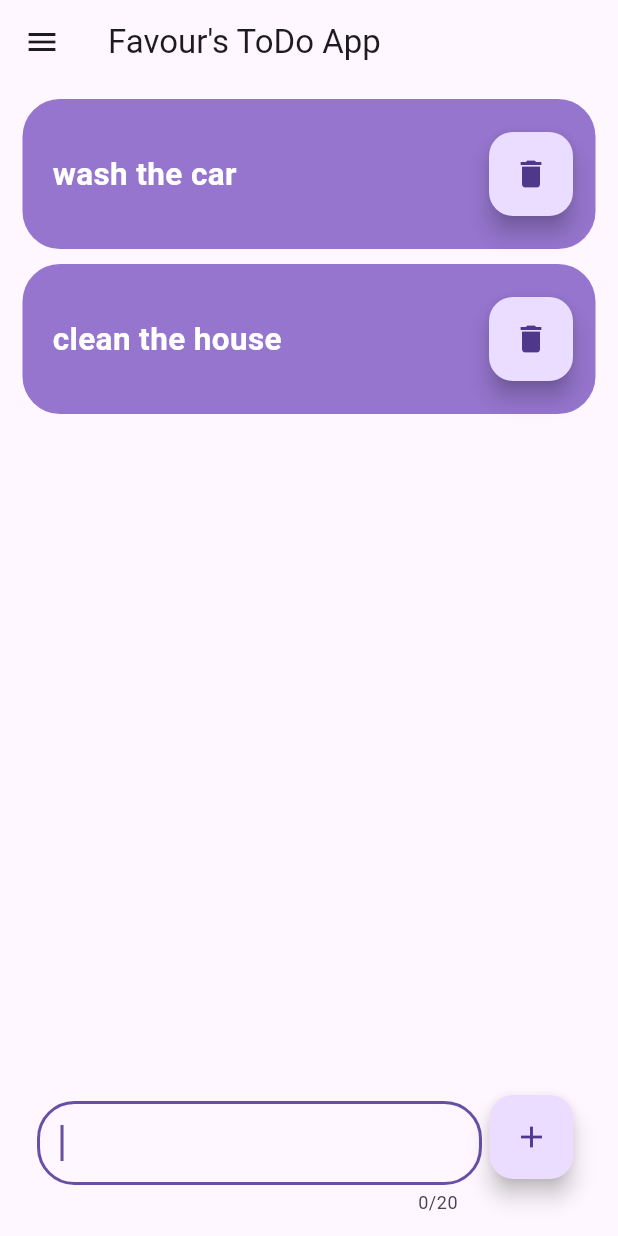
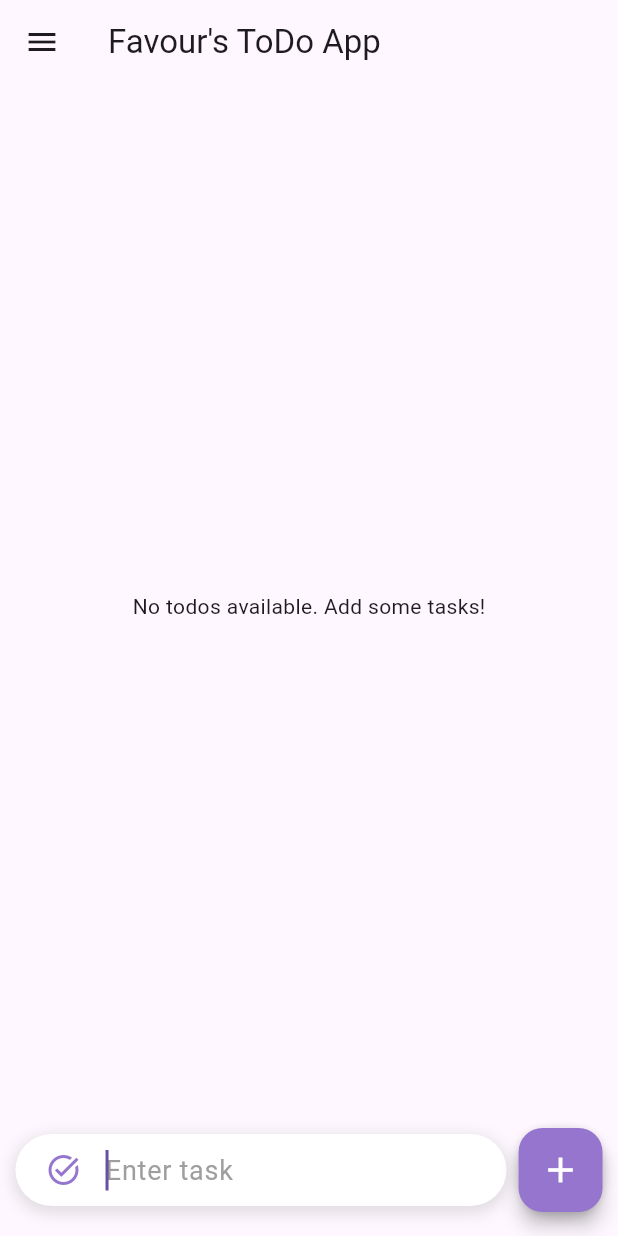
Before and after one commit to uweja-favour/Flutter-To-Do-App, a Flutter app: the TodoPage screen opened by its route, on a phone screen of 412 x 824 dp. Run offline on Flutter 3.47's test engine with Material 3 defaults, Android fonts, the phone set to English and light mode, and no system bars; our stand-ins replace hive, hive_flutter; accounts and stored records are empty.

Commit message:
Refactored the UI with appealing improvements
The UI in the todo_page.dart file was heavily improved for a better User Experience, while the drawer was also changed in the about.dart file

```diff
--- a/lib/pages/todo_page.dart
+++ b/lib/pages/todo_page.dart
@@ -1,6 +1,6 @@
+import 'package:flutter/cupertino.dart';
 import 'package:flutter/material.dart';
 import 'package:hive/hive.dart';
-import 'package:todo_app/pages/about.dart';
 
 class TodoPage extends StatefulWidget {
   const TodoPage({super.key});
@@ -12,10 +12,7 @@ class TodoPage extends StatefulWidget {
 class _TodoPageState extends State<TodoPage> {
   final _myBox = Hive.box('myBox');
   List<String> todos = [];
-
   TextEditingController myController = TextEditingController();
-
-
 
   @override
   void initState() {
@@ -24,32 +21,15 @@ class _TodoPageState extends State<TodoPage> {
     if (storedTodos != null && storedTodos.isNotEmpty) {
       todos = storedTodos;
     } else {
-      todos = ["wash the car", "clean the house"];
+      todos = [];
       _myBox.put('todos', todos);
     }
   }
 
-  // DEBUG
-  // @override
-  // void initState() {
-  //   super.initState();
-  //   print("Retrieving todos from Hive");
-  //   List<String>? storedTodos = _myBox.get('todos')?.cast<String>();
-  //   print("Stored todos: $storedTodos");
-  //   if (storedTodos != null && storedTodos.isNotEmpty) {
-  //     todos = storedTodos;
-  //   } else {
-  //     todos = ["wash the car", "clean the house"];
-  //     _myBox.put('todos', todos);
-  //   }
-  //   print("Final todos list: $todos");
-  // }
-
   void addToDo() {
     setState(() {
-      todos.add(myController.text.toString());
+      todos.add(myController.text);
     });
-
     _myBox.put('todos', todos);
     myController.clear();
   }
@@ -65,196 +45,245 @@ class _TodoPageState extends State<TodoPage> {
   Widget build(BuildContext context) {
     final currentRoute = ModalRoute.of(context)?.settings.name;
     double screenWidth = MediaQuery.of(context).size.width;
+
     return Scaffold(
+      resizeToAvoidBottomInset: true,
       appBar: AppBar(
         title: const Text("Favour's ToDo App"),
         elevation: 0,
       ),
+      // drawer: Drawer(
+      //   child: Column(
+      //     children: [
+      //       const DrawerHeader(
+      //         child: Icon(
+      //           Icons.abc_outlined,
+      //           size: 90,
+      //         ),
+      //       ),
+      //       Column(
+      //         children: [
+      //           GestureDetector(
+      //             onTap: () {
+      //               if (currentRoute != '/homepage') {
+      //                 Navigator.pop(context);
+      //                 Navigator.pushNamed(context, '/homepage');
+      //               }
+      //             },
+      //             child: Row(
+      //               children: [
+      //                 Padding(
+      //                   padding: const EdgeInsets.only(left: 11.5, top: 11, bottom: 11),
+      //                   child: Icon(
+      //                     Icons.home,
+      //                     color: Colors.deepPurple[300],
+      //                     size: 30,
+      //                   ),
+      //                 ),
+      //                 Padding(
+      //                   padding: const EdgeInsets.only(left: 8.0, top: 11, bottom: 11),
+      //                   child: Text(
+      //                     'H O M E',
+      //                     style: TextStyle(fontSize: 24, color: currentRoute == '/homepage' ? Colors.deepPurple[300] : Colors.black),
+      //                   ),
+      //                 ),
+      //               ],
+      //             ),
+      //           ),
+      //           GestureDetector(
+      //             onTap: () {
+      //               if (currentRoute != '/aboutpage') {
+      //                 Navigator.pop(context);
+      //                 Navigator.pushNamed(context, '/aboutpage');
+      //               }
+      //             },
+      //             child: Row(
+      //               children: [
+      //                 Padding(
+      //                   padding: const EdgeInsets.only(left: 11.5, top: 11, bottom: 11),
+      //                   child: Icon(Icons.question_answer_rounded,
+      //                       color: Colors.deepPurple[300], size: 26),
+      //                 ),
+      //                 const Padding(
+      //                   padding: EdgeInsets.only(left: 8.0, top: 11, bottom: 11),
+      //                   child: Text(
+      //                     'A B O U T',
+      //                     style: TextStyle(fontSize: 24),
+      //                   ),
+      //                 ),
+      //               ],
+      //             ),
+      //           ),
+      //         ],
+      //       )
+      //     ],
+      //   ),
+      // ),
+
       drawer: Drawer(
         child: Column(
           children: [
-            const DrawerHeader(
-                child: Icon(
-              Icons.abc_outlined,
-              size: 90,
-            ),),
-            Column(
+            // Drawer Header with user profile
+            DrawerHeader(
+              decoration: BoxDecoration(
+                color: Colors.deepPurple[300],
+              ),
+              child: const Column(
+                mainAxisAlignment: MainAxisAlignment.center,
                 children: [
-                GestureDetector(
+                   Center(child: Icon(Icons.abc, size: 90, color: Colors.white,))
+                ],
+              ),
+            ),
+
+            // Navigation Items
+            Expanded(
+              child: ListView(
+                padding: EdgeInsets.zero,
+                children: [
+                  ListTile(
+                    leading: Icon(Icons.home, color: Colors.deepPurple[300]),
+                    title: const Text('Home', style: TextStyle(fontSize: 18)),
                     onTap: () {
                       if (currentRoute != '/homepage') {
                         Navigator.pop(context);
                         Navigator.pushNamed(context, '/homepage');
                       }
                     },
-                  child: Row(
-                    children: [
-                      Padding(
-                        padding: const EdgeInsets.only(
-                            left: 11.5, top: 11, bottom: 11),
-                        child: Icon(
-                          Icons.home,
-                          color: Colors.deepPurple[300],
-                          size: 30,
                   ),
+                  ListTile(
+                    leading: Icon(Icons.question_answer_rounded, color: Colors.deepPurple[300]),
+                    title: const Text('About', style: TextStyle(fontSize: 18)),
+                    onTap: () {
+                      if (currentRoute != '/aboutpage') {
+                        Navigator.pop(context);
+                        Navigator.pushNamed(context, '/aboutpage');
+                      }
+                    },
                   ),
-                      Padding(
-                        padding: const EdgeInsets.only(left: 8.0, top: 11, bottom: 11),
-                        child: Text(
-                          'H O M E',
-                          style: TextStyle(fontSize: 24, color: currentRoute == '/homepage' ? Colors.deepPurple[300] : Colors.black),
+                ],
               ),
             ),
           ],
         ),
       ),
 
-                GestureDetector(
-                  onTap: () {
-                    if (currentRoute != '/aboutpage') {
-                      Navigator.pop(context);
-                      Navigator.pushNamed(context, '/aboutpage');
-                    }
-                  },
-                  child: Row(
-                    children: [
-                      Padding(
-                        padding: const EdgeInsets.only(
-                            left: 11.5, top: 11, bottom: 11),
-                        child: Icon(Icons.question_answer_rounded,
-                            color: Colors.deepPurple[300], size: 26),
-                      ),
-                      const Padding(
-                        padding: EdgeInsets.only(left: 8.0, top: 11, bottom: 11),
-                        child: Text(
-                          'A B O U T',
-                          style: TextStyle(fontSize: 24),
-                        ),
-                      ),
-                    ],
-                  ),
-                ),
-              ],
-            )
-          ],
-        ),
-      ),
-
-
-
-
-      body: SizedBox(
+      body: Center(
+        child: SizedBox(
+          width: screenWidth * 0.95,
           child: Column(
             mainAxisAlignment: MainAxisAlignment.start,
             children: [
               todos.isEmpty
-                ? const Center(
-                    child: Text('No todos available. Add some tasks!'))
+                  ? const Expanded(
+                child: Center(
+                  child: Text('No todos available. Add some tasks!'),
+                ),
+              )
+
               : Expanded(
                 child: ListView.builder(
                   itemCount: todos.length,
-                      itemBuilder: (context, index) => Container(
-                        // num = index;
-                        padding: const EdgeInsets.only(left: 20),
-                        margin:
-                            const EdgeInsets.only(top: 10, left: 15, right: 15),
-                        decoration: BoxDecoration(
-                          borderRadius: BorderRadius.circular(25),
-                          color: Colors.deepPurple[300],
+                  itemBuilder: (context, index) => Card(
+                    margin: const EdgeInsets.symmetric(vertical: 8, horizontal: 15),
+                    shape: RoundedRectangleBorder(
+                      borderRadius: BorderRadius.circular(15),
                     ),
-
-                        height: 100,
-                        width: 200,
-
-                        child: Row(
-                          children: [
-                            Expanded(
-                              child: Text(
+                    elevation: 5, // Adds shadow to the card
+                    child: ListTile(
+                      contentPadding: const EdgeInsets.symmetric(horizontal: 16),
+                      leading: Text(
                         todos[index],
                         style: const TextStyle(
-                                    fontSize: 21,
-                                    color: Colors.white,
-                                    fontWeight: FontWeight.bold),
+                          fontSize: 18,
+                          color: Colors.black,
+                          fontWeight: FontWeight.normal
+                          // fontWeight: FontWeight.bold,
                         ),
                       ),
-                            Container(
-                              margin: const EdgeInsets.only(right: 15),
-                              child: FloatingActionButton(
+                      trailing: IconButton(
+                        icon: Icon(Icons.delete, color: Colors.deepPurple[300]),
                         onPressed: () {
                           removeToDo(index);
                         },
+                      ),
+                    ),
+                  ),
+                ),
+              ),
+              Row(
+                crossAxisAlignment: CrossAxisAlignment.center,
+                children: [
+                  // Input TextField
+                  Expanded(
+                    child: Container(
+                      padding: const EdgeInsets.symmetric(horizontal: 20),
+                      margin: const EdgeInsets.only(bottom: 16),
+                      decoration: BoxDecoration(
+                        color: Colors.white,
+                        borderRadius: BorderRadius.circular(25),
+                        boxShadow: [
+                          BoxShadow(
+                            color: Colors.grey.withOpacity(0.3),
+                            spreadRadius: 2,
+                            blurRadius: 8,
+                            offset: const Offset(0, 3),
+                          ),
+                        ],
+                      ),
+                      child: TextField(
+                        controller: myController,
+                        maxLength: 20,
+                        autofocus: true,
+                        decoration: InputDecoration(
+                          hintText: 'Enter task',
+                          hintStyle: TextStyle(color: Colors.grey[500]),
+                          border: InputBorder.none,
+                          counterText: '',
+                          icon: Icon(
+                            Icons.task_alt,
+                            color: Colors.deepPurple[300],
+                          ),
+                        ),
+                        style: const TextStyle(
+                          fontSize: 18,
+                          color: Colors.black,
+                        ),
+                      ),
+                    ),
+                  ),
+                  // FloatingActionButton
+                  Container(
+                    margin: const EdgeInsets.only(left: 8, bottom: 16),
+                    decoration: BoxDecoration(
+                      color: Colors.white,
+                      shape: BoxShape.circle,
+                      boxShadow: [
+                        BoxShadow(
+                          color: Colors.black.withOpacity(0.1),
+                          spreadRadius: 2,
+                          blurRadius: 6,
+                          offset: const Offset(0, 3),
+                        ),
+                      ],
+                    ),
+                    child: FloatingActionButton(
+                      onPressed: addToDo,
+                      backgroundColor: Colors.deepPurple[300],
+                      elevation: 5,
                       child: const Icon(
-                                  Icons.delete,
+                        Icons.add,
+                        size: 28,
+                        color: Colors.white,
                       ),
                     ),
                   ),
                 ],
               ),
+            ],
           ),
-                    ),
-                  ),
-
-            // Text('Hello World'),
-
-            Row(
-              mainAxisAlignment: MainAxisAlignment.center,
-              crossAxisAlignment: CrossAxisAlignment.end,
-              children: [
-                Container(
-                  padding: const EdgeInsets.only(top: 15),
-                  margin: const EdgeInsets.only(right: 5, bottom: 14),
-                  width: screenWidth * 0.72,
-                  child: TextField(
-                    autofocus: true,
-                    maxLength: 20,
-                    controller: myController,
-                    decoration: InputDecoration(
-                        border: OutlineInputBorder(
-                            borderRadius: BorderRadius.circular(25))),
-                  ),
-                ),
-                Container(
-                  padding: const EdgeInsets.only(top: 15),
-                  margin: const EdgeInsets.only(right: 5, bottom: 38),
-                  child: FloatingActionButton(
-                    onPressed: addToDo,
-                    child: const Icon(Icons.add),
-                  ),
-                ),
-              ],
-            )
-          ],
         ),
       ),
     );
   }
 }
-
-//
-// ListView.builder(
-// itemCount: todos.length,
-// itemBuilder: (context, index) => Container(
-// padding: const EdgeInsets.only(left: 20),
-// margin: const EdgeInsets.only(top: 10, left: 10, right: 10),
-// decoration: BoxDecoration(
-// borderRadius: BorderRadius.circular(25),
-// color: Colors.yellow[400],
-//
-// ),
-// // border: BorderRadius.circular(25),
-// height: 100,
-// width: 200,
-//
-// child: Row(
-//
-// children: [
-// Expanded(
-// child: Text(todos[index], style: const TextStyle(fontSize: 21),),
-// ),
-// ],
-// ),
-//
-// ),
-//
-//
-// ),
```
Also changed, not shown: lib/pages/about.dart (+30 -52 lines). Lines whose indentation alone changed are shown as unchanged.
